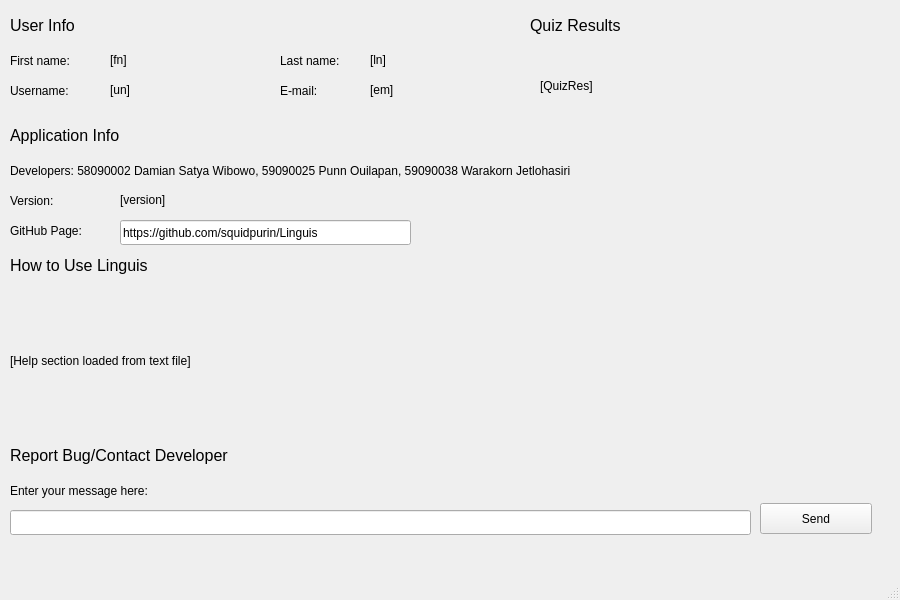
First picture: the form in optMenu.ui, repository squidpurin/Linguis, before the edit.
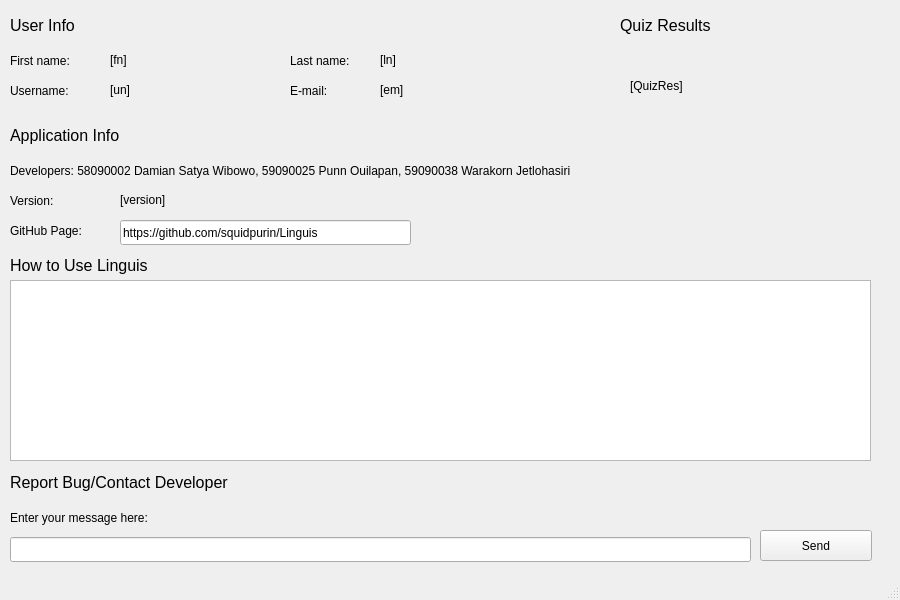
Second picture: the form after the edit.

Diff of the .ui file:
```diff
--- a/optMenu.ui
+++ b/optMenu.ui
@@ -61,7 +61,7 @@
    <widget class="QLabel" name="label_4">
     <property name="geometry">
      <rect>
-      <x>280</x>
+      <x>290</x>
       <y>50</y>
       <width>121</width>
       <height>21</height>
@@ -74,7 +74,7 @@
    <widget class="QLabel" name="label_5">
     <property name="geometry">
      <rect>
-      <x>280</x>
+      <x>290</x>
       <y>80</y>
       <width>121</width>
       <height>21</height>
@@ -141,22 +141,6 @@
      <string>Developers: 58090002 Damian Satya Wibowo, 59090025 Punn Ouilapan, 59090038 Warakorn Jetlohasiri</string>
     </property>
    </widget>
-   <widget class="QLabel" name="helpText">
-    <property name="geometry">
-     <rect>
-      <x>10</x>
-      <y>290</y>
-      <width>861</width>
-      <height>141</height>
-     </rect>
-    </property>
-    <property name="text">
-     <string>[Help section loaded from text file]</string>
-    </property>
-    <property name="wordWrap">
-     <bool>true</bool>
-    </property>
-   </widget>
    <widget class="QLabel" name="label_11">
     <property name="geometry">
      <rect>
@@ -179,7 +163,7 @@
     <property name="geometry">
      <rect>
       <x>10</x>
-      <y>440</y>
+      <y>467</y>
       <width>341</width>
       <height>31</height>
      </rect>
@@ -197,7 +181,7 @@
     <property name="geometry">
      <rect>
       <x>10</x>
-      <y>510</y>
+      <y>537</y>
       <width>741</width>
       <height>25</height>
      </rect>
@@ -207,7 +191,7 @@
     <property name="geometry">
      <rect>
       <x>10</x>
-      <y>480</y>
+      <y>507</y>
       <width>761</width>
       <height>21</height>
      </rect>
@@ -220,7 +204,7 @@
     <property name="geometry">
      <rect>
       <x>760</x>
-      <y>503</y>
+      <y>530</y>
       <width>112</width>
       <height>31</height>
      </rect>
@@ -263,7 +247,7 @@
      <rect>
       <x>110</x>
       <y>50</y>
-      <width>161</width>
+      <width>171</width>
       <height>19</height>
      </rect>
     </property>
@@ -276,7 +260,7 @@
      <rect>
       <x>110</x>
       <y>80</y>
-      <width>161</width>
+      <width>171</width>
       <height>19</height>
      </rect>
     </property>
@@ -287,10 +271,10 @@
    <widget class="QLabel" name="userEmail">
     <property name="geometry">
      <rect>
-      <x>370</x>
+      <x>380</x>
       <y>80</y>
-      <width>131</width>
-      <height>19</height>
+      <width>221</width>
+      <height>20</height>
      </rect>
     </property>
     <property name="text">
@@ -300,10 +284,10 @@
    <widget class="QLabel" name="lastName">
     <property name="geometry">
      <rect>
-      <x>370</x>
+      <x>380</x>
       <y>50</y>
-      <width>141</width>
-      <height>19</height>
+      <width>221</width>
+      <height>20</height>
      </rect>
     </property>
     <property name="text">
@@ -313,9 +297,9 @@
    <widget class="QLabel" name="quizRes">
     <property name="geometry">
      <rect>
-      <x>540</x>
+      <x>630</x>
       <y>50</y>
-      <width>311</width>
+      <width>261</width>
       <height>71</height>
      </rect>
     </property>
@@ -329,7 +313,7 @@
    <widget class="QLabel" name="label_14">
     <property name="geometry">
      <rect>
-      <x>530</x>
+      <x>620</x>
       <y>10</y>
       <width>151</width>
       <height>31</height>
@@ -344,6 +328,16 @@
      <string>Quiz Results</string>
     </property>
    </widget>
+   <widget class="QTextBrowser" name="helpText">
+    <property name="geometry">
+     <rect>
+      <x>10</x>
+      <y>280</y>
+      <width>861</width>
+      <height>181</height>
+     </rect>
+    </property>
+   </widget>
   </widget>
   <widget class="QStatusBar" name="statusbar"/>
  </widget>
```
